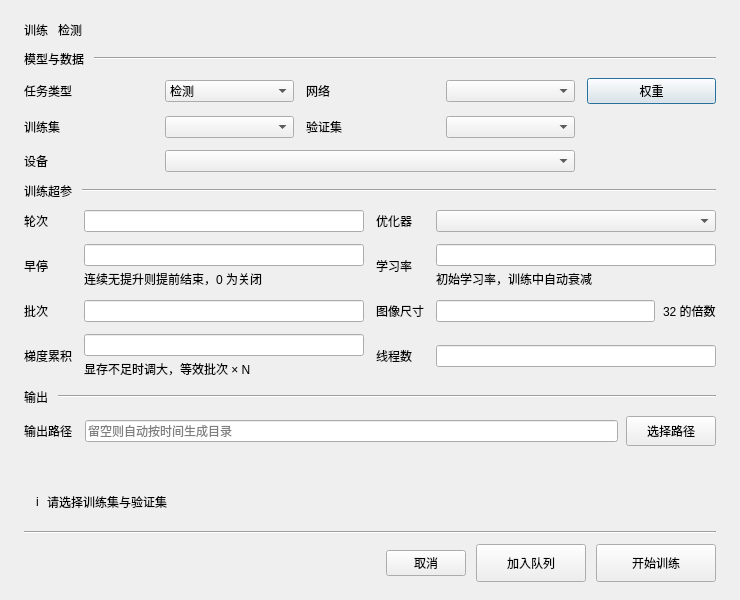
pythondever/easy_trainer, file ui/train.ui: the form before one commit.
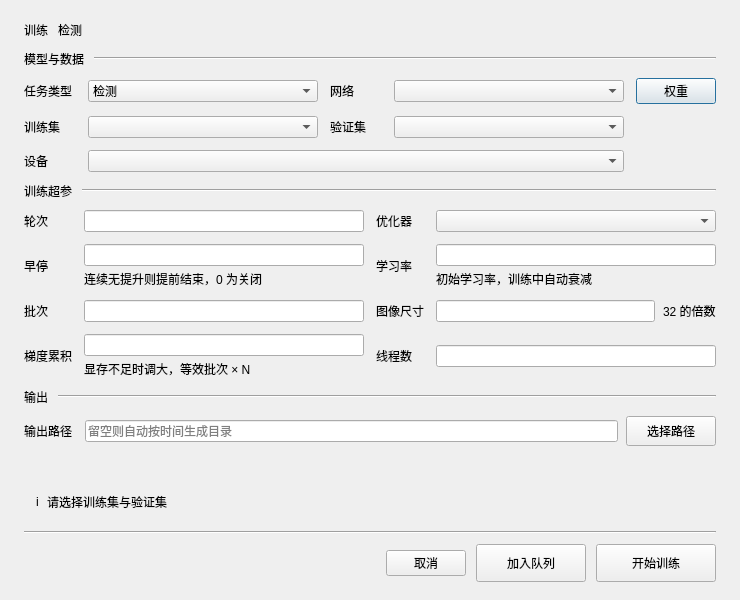
The form after the commit.

```diff
--- a/ui/train.ui
+++ b/ui/train.ui
@@ -187,7 +187,14 @@
             </widget>
           </item>
           <item row="1" column="1">
-            <widget class="QComboBox" name="dataset_combo" />
+            <widget class="QComboBox" name="dataset_combo">
+              <property name="minimumSize">
+                <size>
+                  <width>230</width>
+                  <height>0</height>
+                </size>
+              </property>
+            </widget>
           </item>
           <item row="1" column="2">
             <widget class="QLabel" name="val_label">
@@ -200,7 +207,14 @@
             </widget>
           </item>
           <item row="1" column="3">
-            <widget class="QComboBox" name="val_combo" />
+            <widget class="QComboBox" name="val_combo">
+              <property name="minimumSize">
+                <size>
+                  <width>230</width>
+                  <height>0</height>
+                </size>
+              </property>
+            </widget>
           </item>
           <item row="2" column="0">
             <widget class="QLabel" name="device_label">
```
